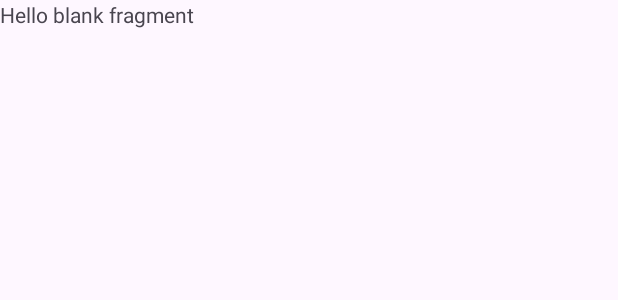
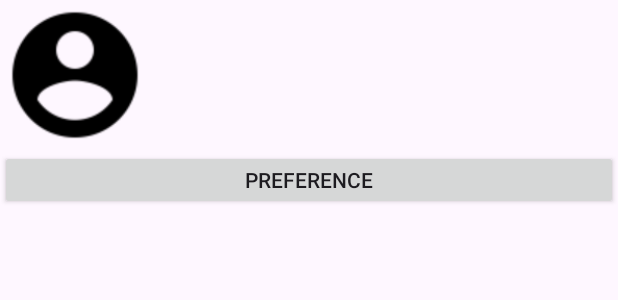
Before and after one commit to Gemnnn/Initiate-News, an Android app: the layout fragment_user.xml on its own in the app's theme, with its tools: preview values and no code run, on a phone screen of 412 x 824 dp. Shown: the top 300 px of the screen. Run offline under Robolectric (Android 15) with nearby library versions, the phone set to English and light mode, and no system bars.

Commit message:
feat: create and design user fragment

```diff
--- a/app/src/main/res/layout/fragment_user.xml
+++ b/app/src/main/res/layout/fragment_user.xml
@@ -1,14 +1,31 @@
 <?xml version="1.0" encoding="utf-8"?>
-<FrameLayout xmlns:android="http://schemas.android.com/apk/res/android"
-    xmlns:tools="http://schemas.android.com/tools"
-    android:layout_width="match_parent"
-    android:layout_height="match_parent"
-    tools:context=".fragment.UserFragment">
+<layout xmlns:android="http://schemas.android.com/apk/res/android">
+    <LinearLayout
+        android:orientation="vertical"
+        android:layout_width="match_parent"
+        android:layout_height="match_parent">
+        <RelativeLayout
+            android:layout_width="match_parent"
+            android:layout_height="100dp">
+            <ImageView
+                android:layout_width="100dp"
+                android:layout_height="100dp"
+                android:layout_alignParentStart="true"
+                android:layout_alignParentBottom="true"
+                android:layout_marginStart="0dp"
+                android:layout_marginBottom="0dp"
+                android:src="@drawable/ic_account">
+            </ImageView>
 
-    <!-- TODO: Update blank fragment layout -->
-    <TextView
-        android:layout_width="match_parent"
-        android:layout_height="match_parent"
-        android:text="@string/hello_blank_fragment" />
 
-</FrameLayout>
+        </RelativeLayout>
+        <androidx.appcompat.widget.AppCompatButton
+            android:id="@+id/btn_set_preference"
+            android:layout_width="match_parent"
+            android:layout_height="40dp"
+            android:layout_alignParentBottom="true"
+            android:layout_toRightOf="@+id/account_iv_profile"
+            android:text="@string/preference" />
+
+    </LinearLayout>
+</layout>
```
Also changed, not shown: app/src/main/res/drawable/ic_account.png (added).
